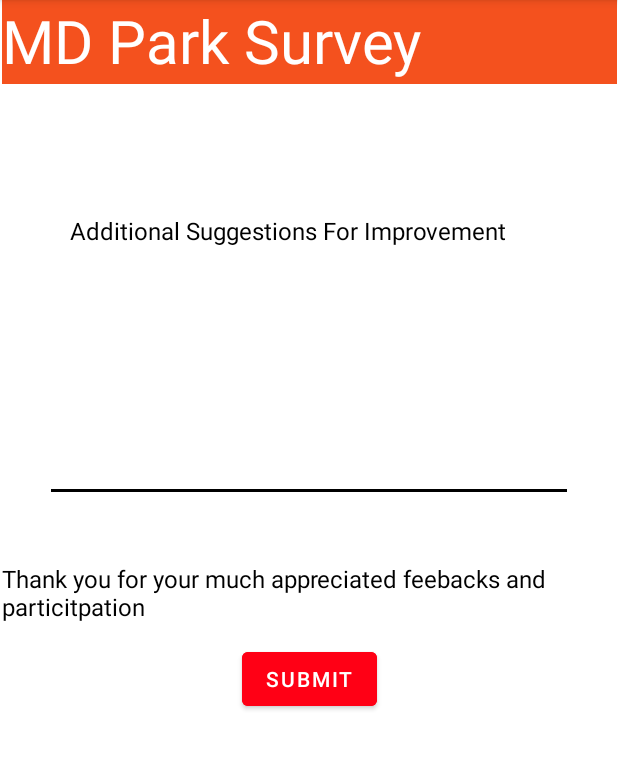
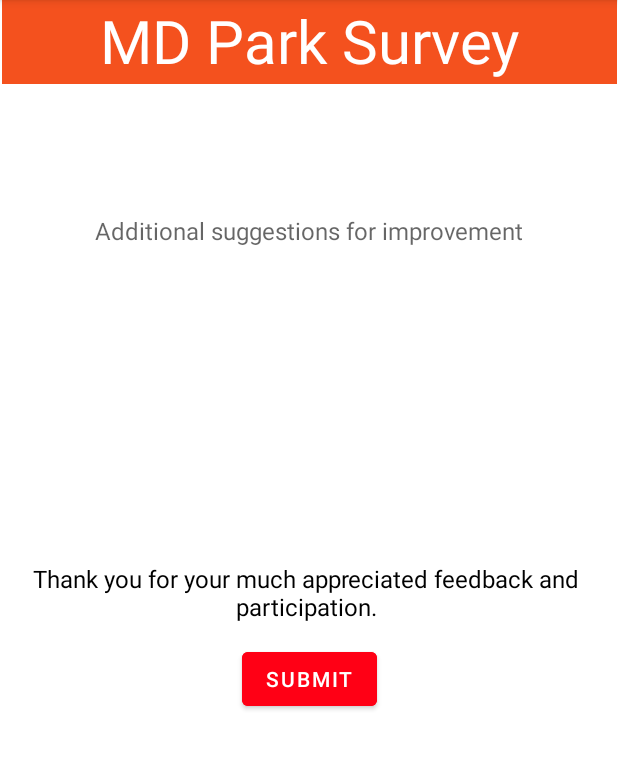
Before and after one commit to ppappala/CMSC436_Final_Project, an Android app: the pageThreeSurvey screen opened directly, with no data from a screen before it, on a phone screen of 412 x 824 dp, the part 84-854 px from its top. Run offline under Robolectric (Android 15) with nearby library versions, the phone set to English and light mode, and no system bars.

Commit message:
changed xml on survey one and two

```diff
--- a/app/src/main/java/com/example/parkmobilesurvey/pageThreeSurvey.kt
+++ b/app/src/main/java/com/example/parkmobilesurvey/pageThreeSurvey.kt
@@ -27,7 +27,7 @@ class pageThreeSurvey : AppCompatActivity() {
         val fourthAns = intent1.getStringExtra("A4")
         val fifthAns = intent1.getStringExtra("A5")
         val sixthAns = intent1.getStringExtra("A6")
-        val starAns = intent1.getStringExtra("A7")
+        val seventhAns = intent1.getStringExtra("A7")
         val eighthAns = intent1.getStringExtra("A8") //from previous activity
 
 
--- a/app/src/main/res/layout/activity_page_three_survey.xml
+++ b/app/src/main/res/layout/activity_page_three_survey.xml
@@ -14,7 +14,8 @@
         android:layout_height="40dp"
         android:layout_marginBottom="480dp"
         android:background="#FFFFFF"
-        android:text="Additional Suggestions For Improvement"
+        android:textAlignment="center"
+        android:hint="Additional suggestions for improvement"
         android:textColor="#000000"
         android:textSize="16sp"
         app:layout_constraintBottom_toBottomOf="parent"
@@ -27,7 +28,7 @@
         android:id="@+id/editText"
         android:layout_width="352dp"
         android:layout_height="152dp"
-        android:backgroundTint="#000000"
+        android:backgroundTint="@color/cardview_light_background"
         android:gravity="top|start"
         android:inputType="textMultiLine"
         android:lines="8"
@@ -44,7 +45,8 @@
         android:layout_height="54dp"
         android:layout_marginTop="40dp"
         android:background="#FFFFFF"
-        android:text="Thank you for your much appreciated feebacks and particitpation"
+        android:textAlignment="center"
+        android:text="Thank you for your much appreciated feedback and participation."
         android:textColor="#000000"
         android:textSize="16sp"
         app:layout_constraintEnd_toEndOf="parent"
@@ -68,6 +70,7 @@
         android:layout_height="56dp"
         android:background="#F4511E"
         android:text="MD Park Survey"
+        android:textAlignment="center"
         android:textColor="#FFFFFF"
         android:textSize="40sp"
         app:layout_constraintEnd_toEndOf="parent"
--- a/app/src/main/res/layout/activity_page_two_survey.xml
+++ b/app/src/main/res/layout/activity_page_two_survey.xml
@@ -93,7 +93,7 @@
         <RadioGroup
             android:id="@+id/radioGroup4"
             android:layout_width="191dp"
-            android:layout_height="265dp"
+            android:layout_height="200dp"
             android:layout_marginTop="8dp"
             app:layout_constraintEnd_toEndOf="parent"
             app:layout_constraintHorizontal_bias="0.068"
@@ -147,7 +147,7 @@
         <RadioGroup
             android:id="@+id/radioGroup8"
             android:layout_width="191dp"
-            android:layout_height="265dp"
+            android:layout_height="200dp"
             android:layout_marginTop="8dp"
             app:layout_constraintEnd_toEndOf="parent"
             app:layout_constraintHorizontal_bias="0.068"
@@ -260,7 +260,7 @@
         <RadioGroup
             android:id="@+id/radioGroup6"
             android:layout_width="191dp"
-            android:layout_height="265dp"
+            android:layout_height="200dp"
             android:layout_marginTop="4dp"
             app:layout_constraintEnd_toEndOf="parent"
             app:layout_constraintHorizontal_bias="0.068"
```
Also changed, not shown: app/src/main/java/com/example/parkmobilesurvey/MainActivity.kt (+12 -20 lines).
